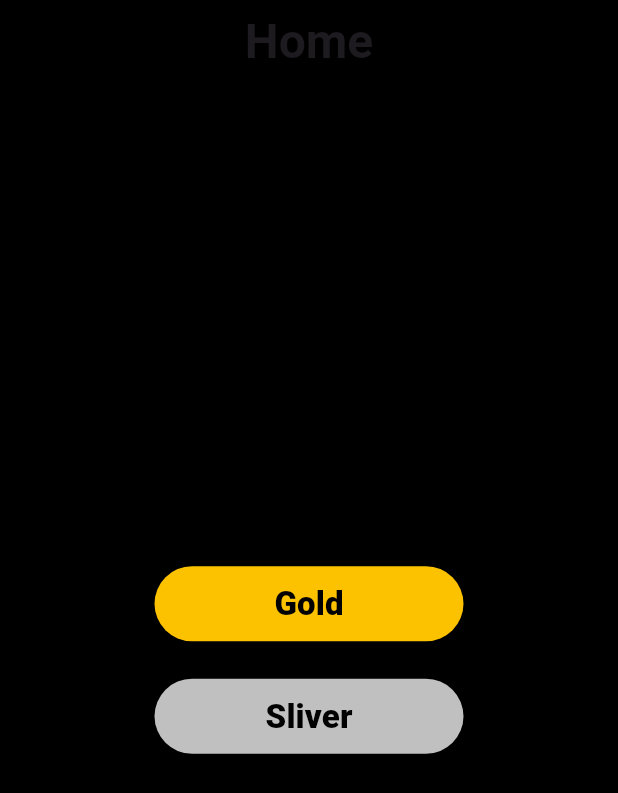
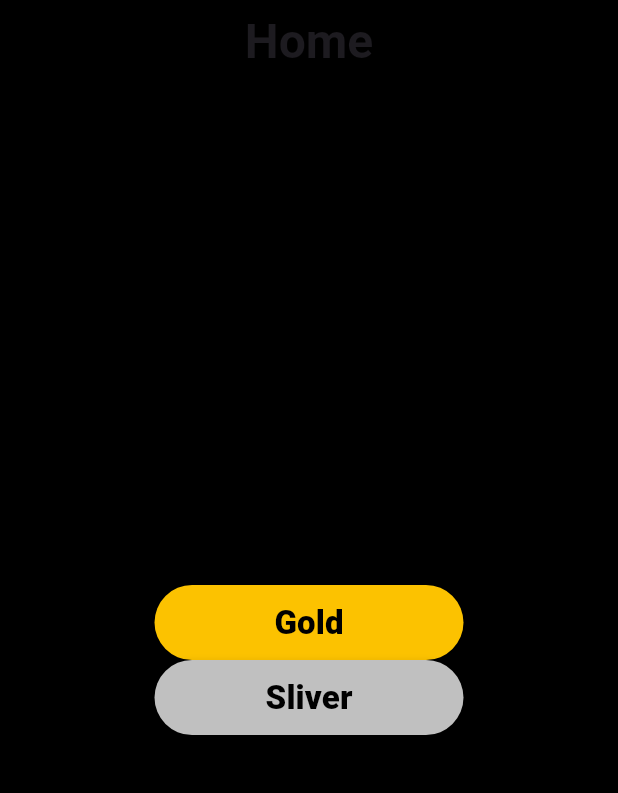
Before and after one commit to ZIADTAHAGEMAIL/gold_sliverApp, a Flutter app: the screen it shows after launch, on a phone screen of 412 x 824 dp. Shown: the top 793 px of the screen. Run offline on Flutter 3.47's test engine with Material 3 defaults, Android fonts, the phone set to English and light mode, and no system bars; our stand-ins replace go_router.

Commit message:
fix: update code in home view

```diff
--- a/lib/features/home/homeView.dart
+++ b/lib/features/home/homeView.dart
@@ -28,7 +28,6 @@ class Homeview extends StatelessWidget {
           child: Column(
             mainAxisAlignment: MainAxisAlignment.center,
             children: [
-              // زرار الذهب مع انيميشن بسيط
               TweenAnimationBuilder(
                 duration: const Duration(milliseconds: 600),
                 tween: Tween<double>(begin: 0, end: 1),
@@ -49,9 +48,8 @@ class Homeview extends StatelessWidget {
                   buttonColor: Appcolors.gold,
                 ),
               ),
-              const SizedBox(height: 25), // بديل لـ spacing لو النسخة قديمة
 
-              // زرار الفضة
+
               TweenAnimationBuilder(
                 duration: const Duration(milliseconds: 800),
                 tween: Tween<double>(begin: 0, end: 1),
```
